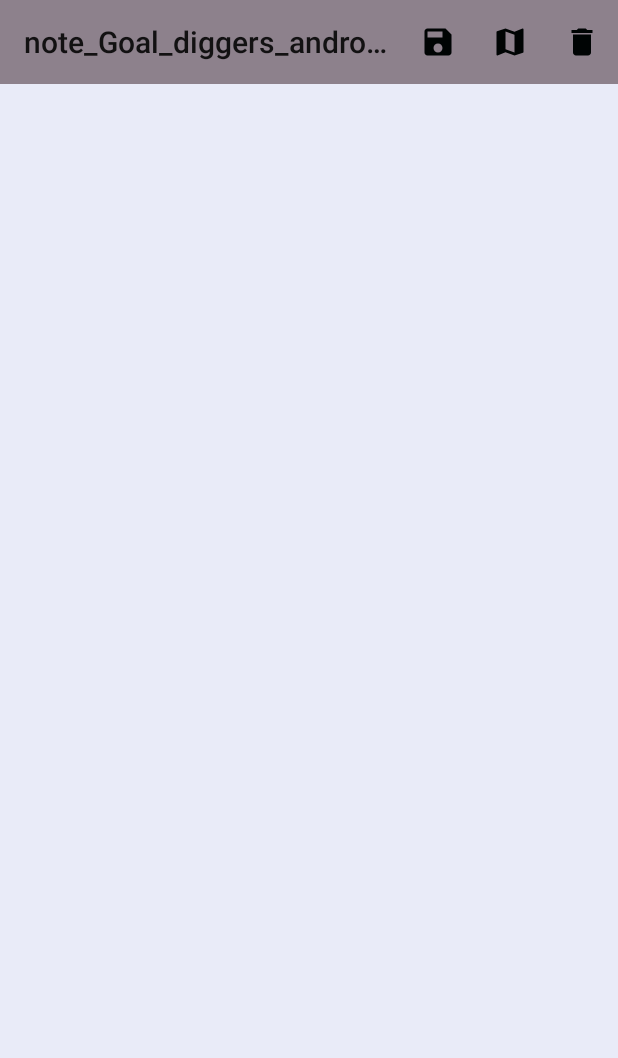
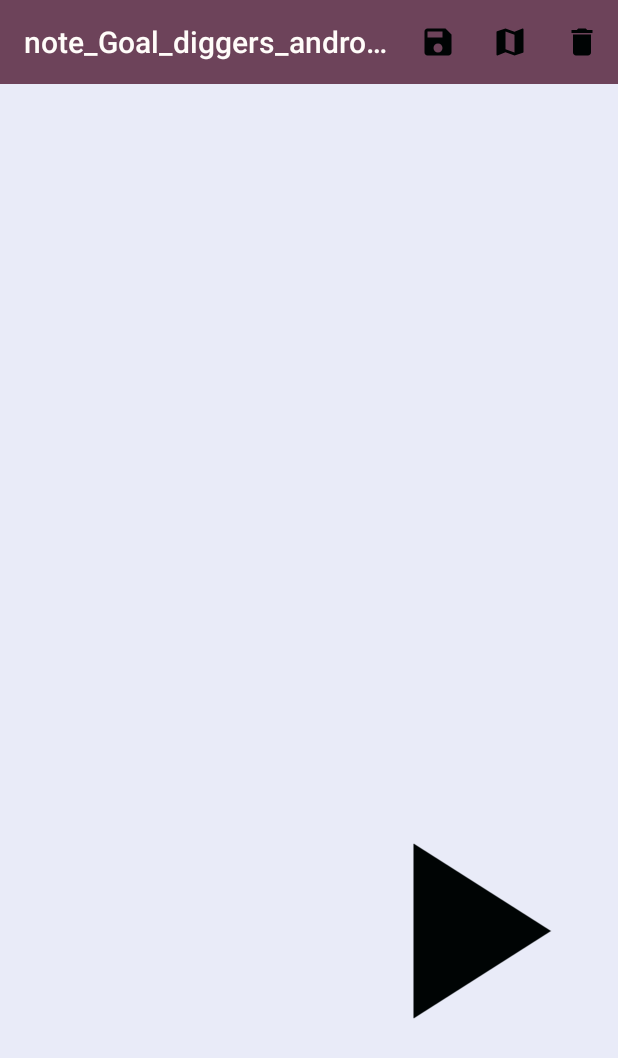
Before and after one commit to C0772144-komalsubhra/note_Goal_diggers_android, an Android app: the notesDetails screen opened directly, with no data from a screen before it, on a phone screen of 412 x 824 dp. Shown: the top 1058 px of the screen. Run offline under Robolectric (Android 15) with nearby library versions, the light colour scheme and no system bars; our stand-ins replace Firebase (no records; nobody signed in at launch, a user with empty details on screens opened directly); 6 statements that could not run were skipped.

Commit message:
fixing the errors

```diff
--- a/app/src/main/java/com/example/note_goal_diggers_android/addNote.java
+++ b/app/src/main/java/com/example/note_goal_diggers_android/addNote.java
@@ -50,7 +50,7 @@ import java.io.File;
 import java.io.IOException;
 import java.util.Calendar;
 
-public class addNote extends AppCompatActivity {
+public class addNote  extends AppCompatActivity {
 
     //database variables intialization
     DatabaseReference notesdata;
--- a/app/src/main/java/com/example/note_goal_diggers_android/mapsActivity.java
+++ b/app/src/main/java/com/example/note_goal_diggers_android/mapsActivity.java
@@ -25,8 +25,8 @@ import com.google.firebase.database.ValueEventListener;
 import java.util.HashMap;
 
 public class mapsActivity extends AppCompatActivity {
+
     SupportMapFragment supportMapFragment;
-
 
     String lat;
     String lon;
@@ -52,11 +52,11 @@ public class mapsActivity extends AppCompatActivity {
         lon = i.getExtras().getString("notelon");
         final String  id = i.getExtras().getString("id");
         final String sname = i.getExtras().getString("sname");
-
 //        HashMap<String,Double> hm = (HashMap<String, Double>) i.getExtras().get("hashmap");
 //        Log.d("myhash", String.valueOf(hm));
 
         notesdata = FirebaseDatabase.getInstance().getReference().child("Notes").child(sname).child("subjectnotes").child(id);
+
         notesdata.addValueEventListener(new ValueEventListener() {
 
 
--- a/app/src/main/java/com/example/note_goal_diggers_android/notesDetails.java
+++ b/app/src/main/java/com/example/note_goal_diggers_android/notesDetails.java
@@ -3,21 +3,44 @@ package com.example.note_goal_diggers_android;
 import androidx.annotation.NonNull;
 import androidx.appcompat.app.AppCompatActivity;
 import androidx.appcompat.widget.Toolbar;
+import androidx.core.app.ActivityCompat;
 
+import android.Manifest;
 import android.content.Intent;
+import android.content.pm.PackageManager;
+import android.graphics.Bitmap;
+import android.graphics.BitmapFactory;
+import android.location.Location;
+import android.media.MediaPlayer;
 import android.os.Bundle;
 import android.util.Log;
 import android.view.Menu;
 import android.view.MenuInflater;
 import android.view.MenuItem;
+import android.view.MotionEvent;
+import android.view.View;
+import android.widget.ImageView;
 import android.widget.TextView;
 import android.widget.Toast;
 
+import com.google.android.gms.location.FusedLocationProviderClient;
+import com.google.android.gms.location.LocationServices;
+import com.google.android.gms.maps.model.LatLng;
+import com.google.android.gms.tasks.OnFailureListener;
+import com.google.android.gms.tasks.OnSuccessListener;
+import com.google.android.gms.tasks.Task;
 import com.google.firebase.database.DataSnapshot;
 import com.google.firebase.database.DatabaseError;
 import com.google.firebase.database.DatabaseReference;
 import com.google.firebase.database.FirebaseDatabase;
 import com.google.firebase.database.ValueEventListener;
+import com.google.firebase.storage.FileDownloadTask;
+import com.google.firebase.storage.FirebaseStorage;
+import com.google.firebase.storage.StorageReference;
+
+import java.io.File;
+import java.io.IOException;
+import java.util.HashMap;
 
 public class notesDetails extends AppCompatActivity {
 
@@ -29,12 +52,44 @@ public class notesDetails extends AppCompatActivity {
     String id;
     String sname;
 
+
+    //initialization for location.
+    FusedLocationProviderClient client;
+    HashMap<String,Double> getlatlong;
+    LatLng coli;
+
+    //firebasestorage
+    FirebaseStorage storage = FirebaseStorage.getInstance();
+    StorageReference storageReference = storage.getReference("images");
+    String audioname;
+    StorageReference imgs;
+
+    //play
+    MediaPlayer player;
+
+
+
     @Override
     protected void onCreate(Bundle savedInstanceState) {
         super.onCreate(savedInstanceState);
         setContentView(R.layout.activity_notes_details);
+        notesDetails = findViewById(R.id.notesDetails);
         toolbar = findViewById(R.id.toolbar);
         setSupportActionBar(toolbar);
+
+        final ImageView nm = (ImageView)findViewById(R.id.noteimage);
+
+        final ImageView play = (ImageView) findViewById(R.id.playAudio);
+        client = LocationServices.getFusedLocationProviderClient(this);
+        if (ActivityCompat.checkSelfPermission(notesDetails.this, Manifest.permission.ACCESS_FINE_LOCATION) == PackageManager.PERMISSION_GRANTED) {
+
+            getcurrentLoaction();
+
+        } else {
+            ActivityCompat.requestPermissions(notesDetails.this, new String[]{Manifest.permission.ACCESS_FINE_LOCATION}, 44);
+        }
+
+
 
 
         Intent i = getIntent();
@@ -49,12 +104,52 @@ public class notesDetails extends AppCompatActivity {
             @Override
             public void onDataChange(DataSnapshot dataSnapshot) {
 
+
+
                 notesDetails.setText(dataSnapshot.child("content").getValue().toString());
                 selectednotelat = dataSnapshot.child("userlat").getValue().toString();
                 selectednotelon = dataSnapshot.child("userlong").getValue().toString();
+
+                if(dataSnapshot.child("filename").getValue() != null) {
+                    audioname = dataSnapshot.child("filename").getValue().toString();
+                }else
+                {
+                    play.setClickable(false);
+                }
                 getSupportActionBar().setTitle(dataSnapshot.child("title").getValue().toString());
 
-                Log.d("showmedata",dataSnapshot.child("title").getValue().toString());
+
+
+//                 getlatlong = (HashMap<String, Double>) dataSnapshot.child("mulmaps").getValue();
+                //    Log.d("mapdet", String.valueOf(getlatlong.get("latitude")));
+
+
+                if (dataSnapshot.child("imagename").getValue() != null) {
+                    try {
+                        final File file = File.createTempFile("image", "jpg");
+
+                        imgs = storageReference.child(dataSnapshot.child("imagename").getValue().toString());
+
+
+                        imgs.getFile(file).addOnSuccessListener(new OnSuccessListener<FileDownloadTask.TaskSnapshot>() {
+                            @Override
+                            public void onSuccess(FileDownloadTask.TaskSnapshot taskSnapshot) {
+                                Bitmap bitmap = BitmapFactory.decodeFile(file.getAbsolutePath());
+                                nm.setImageBitmap(bitmap);
+                            }
+                        }).addOnFailureListener(new OnFailureListener() {
+                            @Override
+                            public void onFailure(@NonNull Exception e) {
+                                Toast.makeText(notesDetails.this, "no image found", Toast.LENGTH_LONG).show();
+
+                            }
+                        });
+
+                    } catch (IOException e) {
+                        e.printStackTrace();
+                    }
+                }
+
 
 
 
@@ -67,6 +162,25 @@ public class notesDetails extends AppCompatActivity {
                 System.out.println("The read failed: " + databaseError.getCode());
             }
         });
+
+        play.setOnTouchListener(new View.OnTouchListener() {
+            @Override
+            public boolean onTouch(View v, MotionEvent event) {
+                if(event.getAction() == event.ACTION_DOWN){
+                    startPlaying();
+
+
+                }else if(event.getAction() == event.ACTION_UP){
+                    stopPlaying();
+
+
+                }
+
+                return false;
+            }
+        });
+
+
 
 
     }
@@ -85,27 +199,22 @@ public class notesDetails extends AppCompatActivity {
             Intent i = new Intent(this, mapsActivity.class);
             i.putExtra("notelat",selectednotelat);
             i.putExtra("notelon",selectednotelon);
+            i.putExtra("id",id);
+            i.putExtra("sname",sname);
+            // i.putExtra("hashmap",getlatlong);
             startActivity(i);
 
         }
         if(item.getItemId() == R.id.save_editednotes){
 
             notesdata.child("content").setValue(notesDetails.getText().toString());
+            notesdata.child("mulmaps").setValue(coli);
+
             onBackPressed();
 
 
         }
-        if(item.getItemId() == R.id.delete_notes){
 
-            notesdata.removeValue();
-            Intent i = new Intent(this, MainActivity.class);
-            i.putExtra("subname",sname);
-            startActivity(i);
-
-
-
-
-        }
 
 
 
@@ -118,4 +227,63 @@ public class notesDetails extends AppCompatActivity {
     public void onBackPressed() {
         super.onBackPressed();
     }
+
+    private void startPlaying() {
+        player = new MediaPlayer();
+        try {
+            player.setDataSource(String.valueOf(audioname));
+            player.setOnPreparedListener(new MediaPlayer.OnPreparedListener() {
+                @Override
+                public void onPrepared(MediaPlayer mp) {
+                    player.start();
+                }
+            });
+
+            player.prepare();
+
+        } catch (IOException e) {
+            Log.e("audioplay", "prepare() failed"+audioname);
+        }
+    }
+
+
+    private void stopPlaying() {
+        player.release();
+        player = null;
+    }
+
+    private void getcurrentLoaction() {
+        if (ActivityCompat.checkSelfPermission(this, Manifest.permission.ACCESS_FINE_LOCATION) != PackageManager.PERMISSION_GRANTED && ActivityCompat.checkSelfPermission(this, Manifest.permission.ACCESS_COARSE_LOCATION) != PackageManager.PERMISSION_GRANTED) {
+            // TODO: Consider calling
+            //    ActivityCompat#requestPermissions
+            // here to request the missing permissions, and then overriding
+            //   public void onRequestPermissionsResult(int requestCode, String[] permissions,
+            //                                          int[] grantResults)
+            // to handle the case where the user grants the permission. See the documentation
+            // for ActivityCompat#requestPermissions for more details.
+            return;
+        }
+        Task<Location> Task = client.getLastLocation();
+        Task.addOnSuccessListener(new OnSuccessListener<Location>() {
+            @Override
+            public void onSuccess(final Location location) {
+                if(location != null){
+
+
+
+
+                    coli = new LatLng(location.getLatitude(),location.getLongitude());
+
+
+                    Log.d("userlocation", String.valueOf(location.getLatitude()));
+
+
+
+
+
+                }
+            }
+        });
+
+    }
 }
--- a/app/src/main/java/com/example/note_goal_diggers_android/splashScreenActivity.java
+++ b/app/src/main/java/com/example/note_goal_diggers_android/splashScreenActivity.java
@@ -13,16 +13,15 @@ public class splashScreenActivity extends AppCompatActivity {
 
 
     private static int SPLASH_SCREEN_TIME_OUT=3000;
+
     @Override
     protected void onCreate(Bundle savedInstanceState) {
         super.onCreate(savedInstanceState);
 
-    getWindow().setFlags(WindowManager.LayoutParams.FLAG_FULLSCREEN,
+        getWindow().setFlags(WindowManager.LayoutParams.FLAG_FULLSCREEN,
                 WindowManager.LayoutParams.FLAG_FULLSCREEN);
 
         setContentView(R.layout.activity_splash_screen);
-
-
 
         GifImageView img = (GifImageView) findViewById(R.id.splashimage);
 
--- /dev/null
+++ b/app/src/main/res/drawable-v24/ic_baseline_play_arrow_24.xml
@@ -0,0 +1,5 @@
+<vector android:height="24dp" android:tint="#000404"
+    android:viewportHeight="24" android:viewportWidth="24"
+    android:width="24dp" xmlns:android="http://schemas.android.com/apk/res/android">
+    <path android:fillColor="@android:color/white" android:pathData="M8,5v14l11,-7z"/>
+</vector>
--- a/app/src/main/res/layout/activity_notes_details.xml
+++ b/app/src/main/res/layout/activity_notes_details.xml
@@ -1,33 +1,50 @@
 <?xml version="1.0" encoding="utf-8"?>
-<androidx.constraintlayout.widget.ConstraintLayout xmlns:android="http://schemas.android.com/apk/res/android"
+<LinearLayout xmlns:android="http://schemas.android.com/apk/res/android"
     xmlns:app="http://schemas.android.com/apk/res-auto"
     xmlns:tools="http://schemas.android.com/tools"
     android:layout_width="match_parent"
     android:layout_height="match_parent"
     android:background="#E9EBF8"
-    tools:context=".notesDetails">
+    android:orientation="vertical"
+    tools:context=".notesDetailsActivity">
 
     <androidx.appcompat.widget.Toolbar
         android:id="@+id/toolbar"
         android:layout_width="match_parent"
         android:layout_height="?actionBarSize"
         android:layout_marginBottom="1dp"
-        android:background="#8D818C"
-        app:layout_constraintBottom_toTopOf="@+id/listOfNotes"
-        app:layout_constraintStart_toStartOf="parent"
-        app:layout_constraintTop_toTopOf="parent" />
+        android:background="#6D435A"
+        app:titleTextColor="#FFFCF9"/>
 
     <EditText
         android:id="@+id/notesDetails"
-        android:layout_width="404dp"
-        android:layout_height="683dp"
+        android:layout_width="match_parent"
+        android:layout_height="463dp"
         android:background="#E9EBF8"
-        android:layout_marginTop="102dp"
         android:ems="10"
         android:gravity="start|top"
         android:inputType="textMultiLine"
-        app:layout_constraintBottom_toBottomOf="parent"
-        app:layout_constraintEnd_toEndOf="parent"
-        app:layout_constraintStart_toStartOf="parent"
-        app:layout_constraintTop_toBottomOf="@+id/toolbar" />
-</androidx.constraintlayout.widget.ConstraintLayout>
+        android:textColor="#050505"
+        android:textSize="24sp" />
+    <LinearLayout
+        android:layout_width="match_parent"
+        android:layout_height="wrap_content">
+
+        <ImageView
+            android:id="@+id/noteimage"
+            android:layout_width="200dp"
+            android:layout_height="200dp"
+            android:layout_weight="1"
+            tools:srcCompat="@tools:sample/avatars" />
+
+        <ImageView
+            android:id="@+id/playAudio"
+            android:layout_width="200dp"
+            android:layout_height="200dp"
+            android:layout_weight="1"
+            app:srcCompat="@drawable/ic_baseline_play_arrow_24" />
+    </LinearLayout>
+
+
+
+</LinearLayout>
--- a/app/src/main/res/values/ids.xml
+++ b/app/src/main/res/values/ids.xml
@@ -1,4 +1,5 @@
 <?xml version="1.0" encoding="utf-8"?>
 <resources>
     <item name="splashimage" type="id" />
+    <item name="search_notes" type="id" />
 </resources>
```
Also changed, not shown: app/src/main/java/com/example/note_goal_diggers_android/MainActivity.java (+36 -4 lines), app/src/main/java/com/example/note_goal_diggers_android/adapterNotes.java (+2 -7 lines), app/src/main/java/com/example/note_goal_diggers_android/adapterSubject.java (+7 -6 lines), app/src/main/java/com/example/note_goal_diggers_android/notes.java (+25 -0 lines), app/src/main/java/com/example/note_goal_diggers_android/subjectActivity.java (+16 -2 lines), app/src/main/java/com/example/note_goal_diggers_android/subject.java (line endings or trailing spaces).
